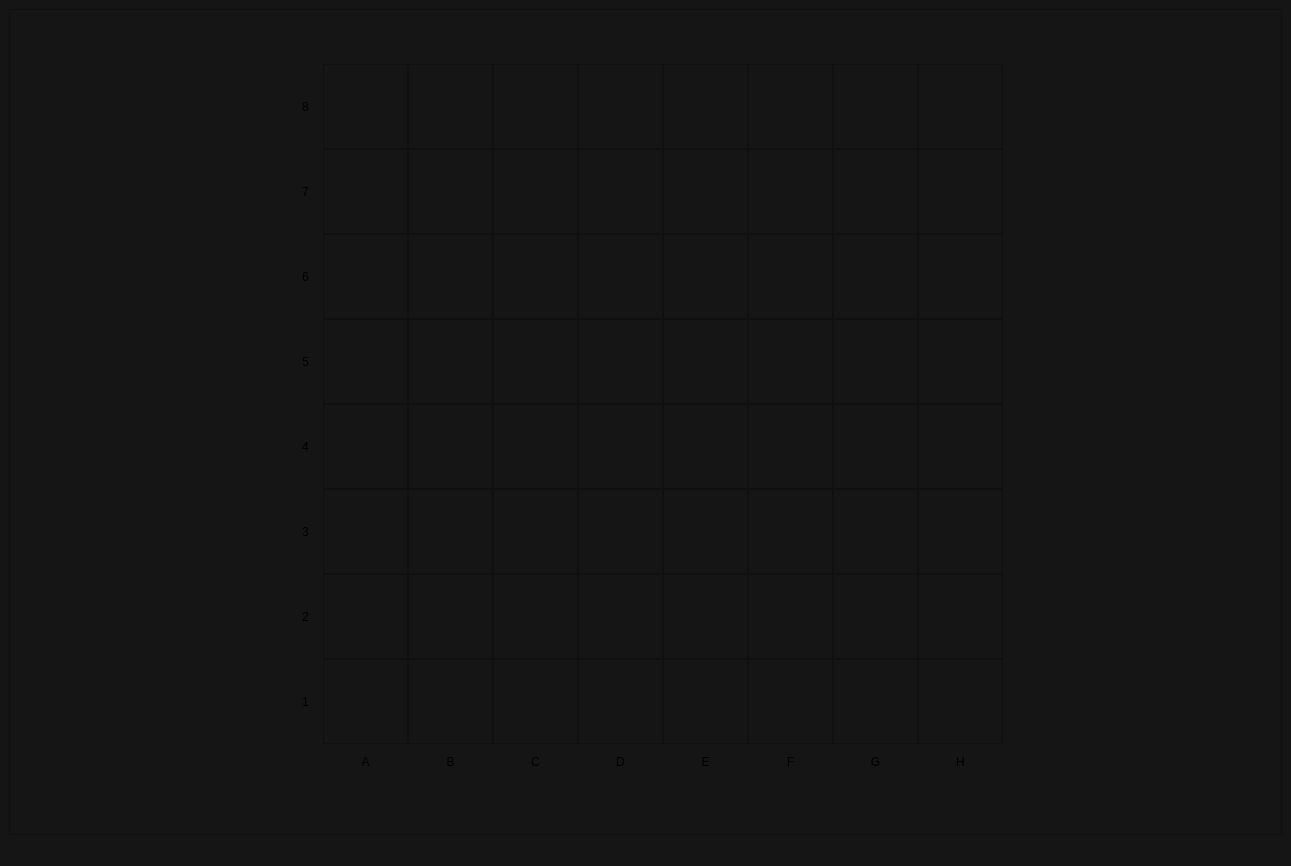
The window that mainwindow.ui (B3R63R/ChessApp) describes before a commit, drawn with Qt 5.
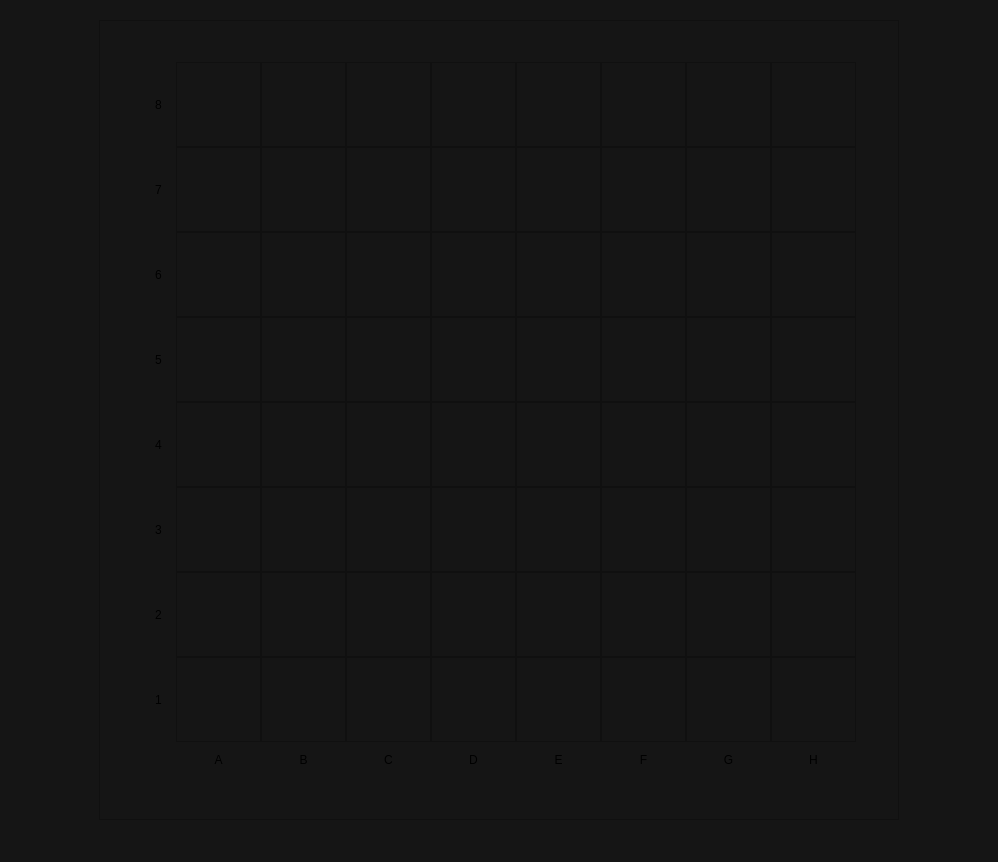
The same window after the commit.

What changed in the file:
```diff
--- a/mainwindow.ui
+++ b/mainwindow.ui
@@ -6,8 +6,8 @@
    <rect>
     <x>0</x>
     <y>0</y>
-    <width>1291</width>
-    <height>866</height>
+    <width>998</width>
+    <height>862</height>
    </rect>
   </property>
   <property name="windowTitle">
@@ -29,14 +29,14 @@
       </property>
       <property name="minimumSize">
        <size>
-        <width>715</width>
-        <height>715</height>
+        <width>720</width>
+        <height>720</height>
        </size>
       </property>
       <property name="maximumSize">
        <size>
-        <width>150000</width>
-        <height>150000</height>
+        <width>800</width>
+        <height>800</height>
        </size>
       </property>
       <property name="baseSize">
@@ -2747,6 +2747,12 @@
              <height>35</height>
             </size>
            </property>
+           <property name="maximumSize">
+            <size>
+             <width>35</width>
+             <height>35</height>
+            </size>
+           </property>
            <property name="styleSheet">
             <string notr="true"/>
            </property>
```
Left out of the diff: 50 changed lines with no effect on the pictures.
